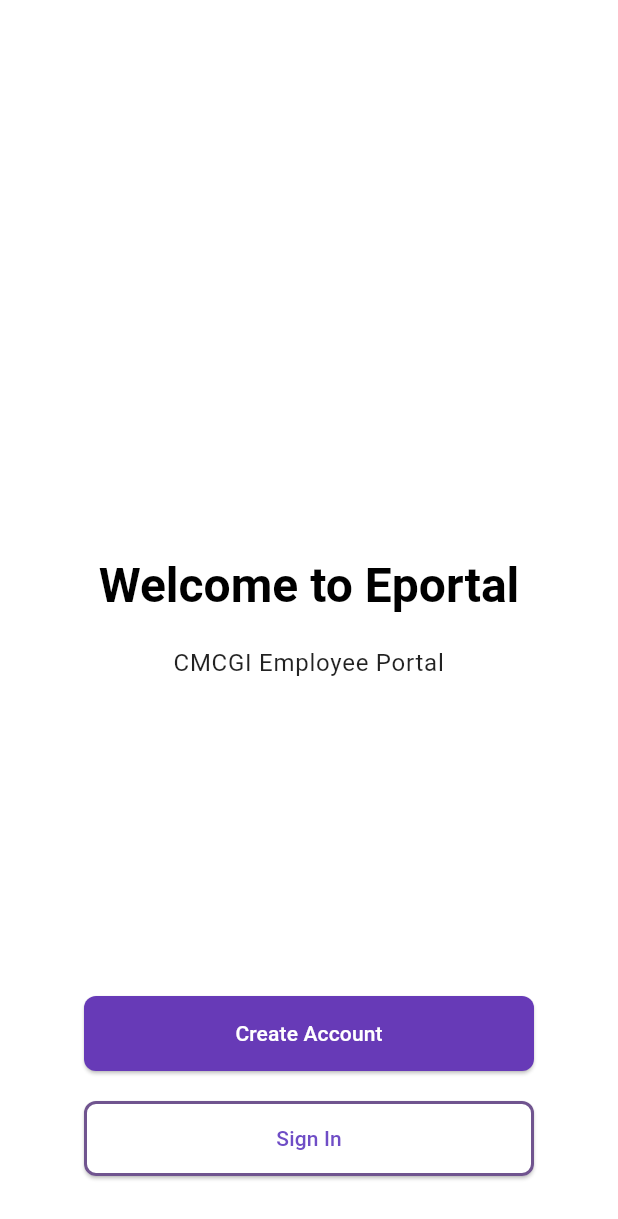
After one commit to wellplauyed/flutter_application_1, a Flutter app: the screen it shows after launch, on a phone screen of 412 x 824 dp. The commit adds this screen. Shown: the top 1219 px of the screen. Run offline on Flutter 3.47's test engine with Material 3 defaults, Android fonts, the light colour scheme and no system bars.

Commit message:
frontend page sign and create account user

```diff
--- /dev/null
+++ b/lib/View/Welcome_Screen.dart
@@ -0,0 +1,76 @@
+import 'package:flutter/material.dart';
+
+class WelcomeScreen extends StatelessWidget {
+  const WelcomeScreen({super.key});
+
+  @override
+  Widget build(BuildContext context) {
+    return Scaffold(
+      body: Stack(
+        fit: StackFit.expand,
+        children: [
+          // ...background and overlay...
+          Center(
+            child: Column(
+              mainAxisSize: MainAxisSize.min,
+              crossAxisAlignment: CrossAxisAlignment.center,
+              children: [
+                Text(
+                  'Welcome to Eportal',
+                  style: Theme.of(context).textTheme.headlineLarge,
+                  textAlign: TextAlign.center,
+                ),
+                const SizedBox(height: 20),
+                Text(
+                  'CMCGI Employee Portal',
+                  style: Theme.of(context).textTheme.bodyLarge,
+                  textAlign: TextAlign.center,
+                ),
+              ],
+            ),
+          ),
+          Align(
+            alignment: Alignment.bottomCenter,
+            child: Padding(
+              padding: const EdgeInsets.only(bottom: 40.0),
+              child: Column(
+                mainAxisSize: MainAxisSize.min,
+                children: [
+                  SizedBox(
+                    width: 300,
+                    height: 50,
+                    child: ElevatedButton(
+                      onPressed: () {
+                        // navigate to create account screen
+                      },
+                      child: const Text('Create Account'),
+                    ),
+                  ),
+                  const SizedBox(height: 20),
+                  SizedBox(
+                    width: 300,
+                    height: 50,
+                    child: ElevatedButton(
+                      style: ElevatedButton.styleFrom(
+                        backgroundColor: Color.fromARGB(255, 255, 255, 255),
+                        foregroundColor: Color(0xFF6F4DC6),
+                        shape: RoundedRectangleBorder(
+                          borderRadius: BorderRadius.circular(8),
+                          side: BorderSide(color: Color(0xFF70548F), width: 2),
+                        ),
+                      ),
+                      onPressed: () {
+                        // navigate to login screen
+                      },
+                      child: const Text('Sign In'),
+                    ),
+                  ),
+                ],
+              ),
+            ),
+          ),
+        ],
+      ),
+    );
+  }
+}
--- a/lib/main.dart
+++ b/lib/main.dart
@@ -1,6 +1,21 @@
 import 'package:flutter/material.dart';
-import 'View/RegistrationForm.dart';
+import 'View/Welcome_Screen.dart';
+import 'themes/app_theme.dart'; // Adjust the path if needed
 
 void main() {
-  runApp(MaterialApp(home: RegistrationForm()));
+  runApp(const MyApp());
 }
+
+class MyApp extends StatelessWidget {
+  const MyApp({super.key});
+
+  @override
+  Widget build(BuildContext context) {
+    return MaterialApp(
+      title: 'Eportal',
+      debugShowCheckedModeBanner: false,
+      theme: AppTheme.lightTheme, // Apply your custom theme here
+      home: const WelcomeScreen(),
+    );
+  }
+}
--- a/lib/themes/app_theme.dart
+++ b/lib/themes/app_theme.dart
@@ -0,0 +1,29 @@
+import 'package:flutter/material.dart';
+
+class AppTheme {
+  static ThemeData get lightTheme {
+    return ThemeData(
+      primaryColor: Colors.deepPurple,
+      scaffoldBackgroundColor: const Color.fromARGB(255, 255, 255, 255),
+      textTheme: const TextTheme(
+        headlineLarge: TextStyle(
+          fontSize: 32,
+          fontWeight: FontWeight.bold,
+          color: Colors.black,
+        ),
+        bodyLarge: TextStyle(fontSize: 16, color: Colors.black87),
+      ),
+
+      elevatedButtonTheme: ElevatedButtonThemeData(
+        style: ElevatedButton.styleFrom(
+          backgroundColor: Colors.deepPurple,
+          foregroundColor: Colors.white,
+          padding: EdgeInsets.symmetric(horizontal: 32, vertical: 12),
+          shape: RoundedRectangleBorder(
+            borderRadius: BorderRadius.all(Radius.circular(8)),
+          ),
+        ),
+      ),
+    );
+  }
+}
```
Also changed, not shown: pubspec.yaml (+7 -1 lines), assets/naruto.jpg (added), 1 other file.
